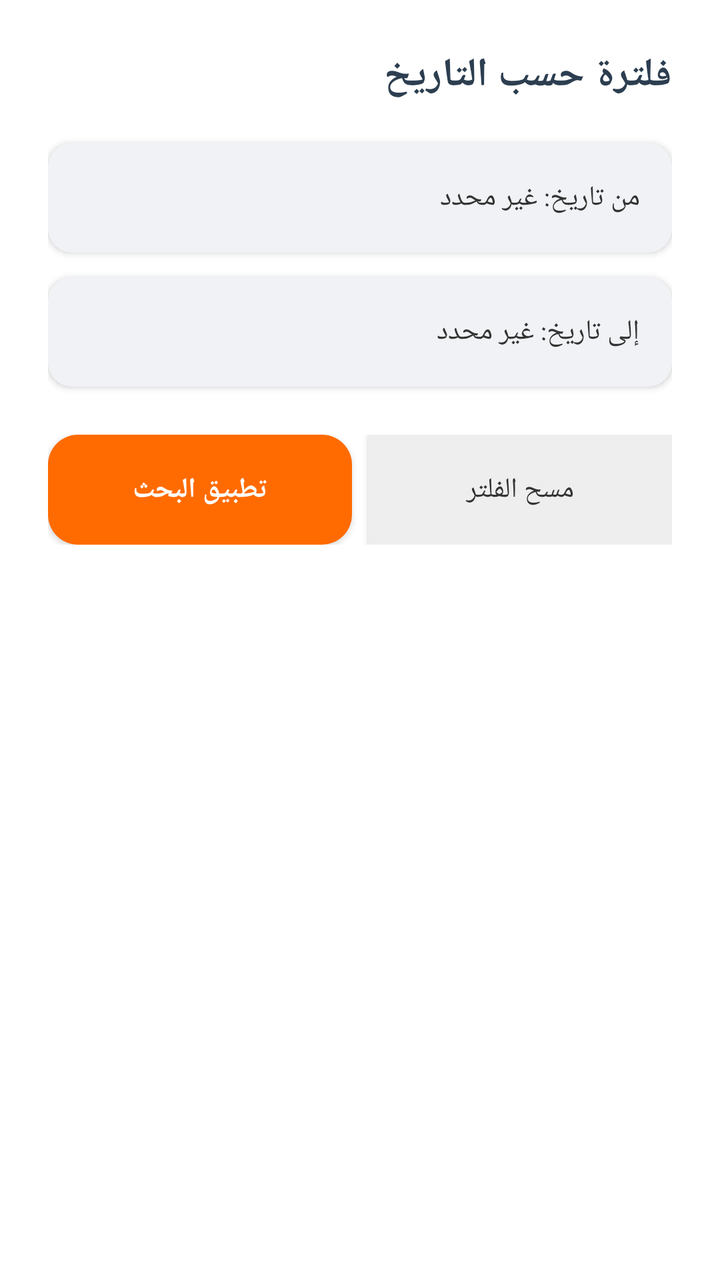
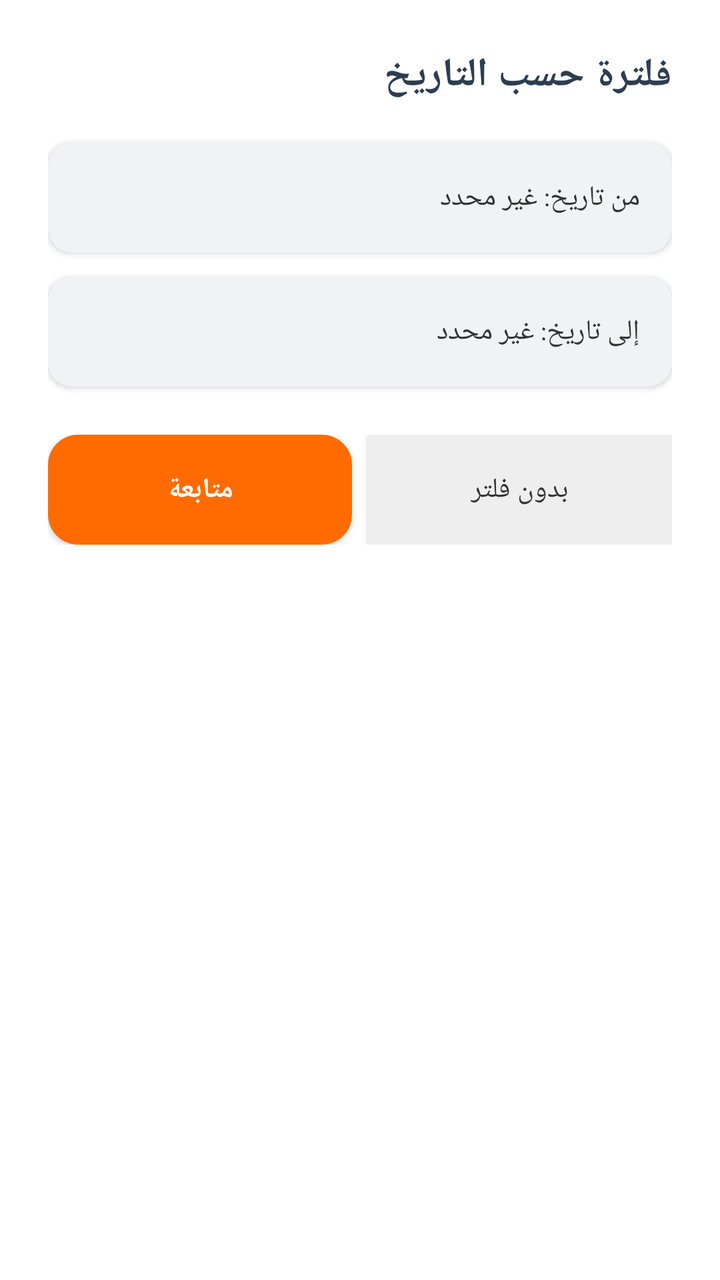

Two renders of the same Android screen: before a commit and after it. Below are the layout's source before the change and the commit's diff.
<!-- AndroidManifest.xml: application theme Theme.AppCompat.Light.NoActionBar -->
<!-- res/layout/dialog_date_filter.xml -->
<?xml version="1.0" encoding="utf-8"?>
<LinearLayout xmlns:android="http://schemas.android.com/apk/res/android"
    android:layout_width="match_parent" android:layout_height="wrap_content"
    android:orientation="vertical" android:layoutDirection="rtl" android:padding="24dp" android:background="#FFFFFF">
    
    <TextView android:layout_width="wrap_content" android:layout_height="wrap_content" android:text="فلترة حسب التاريخ" android:textSize="20sp" android:textStyle="bold" android:textColor="#2C3E50" android:layout_marginBottom="20dp"/>
    
    <androidx.appcompat.widget.AppCompatButton android:id="@+id/btn_pick_from" android:layout_width="match_parent" android:layout_height="55dp" android:text="من تاريخ: غير محدد" android:background="@drawable/bg_input_gray" android:layout_marginBottom="12dp" android:gravity="start|center_vertical" android:paddingStart="16dp" android:textColor="#333333"/>
    
    <androidx.appcompat.widget.AppCompatButton android:id="@+id/btn_pick_to" android:layout_width="match_parent" android:layout_height="55dp" android:text="إلى تاريخ: غير محدد" android:background="@drawable/bg_input_gray" android:layout_marginBottom="24dp" android:gravity="start|center_vertical" android:paddingStart="16dp" android:textColor="#333333"/>
    
    <LinearLayout android:layout_width="match_parent" android:layout_height="wrap_content" android:orientation="horizontal">
        <androidx.appcompat.widget.AppCompatButton android:id="@+id/btn_clear_dates" android:layout_width="0dp" android:layout_weight="1" android:layout_height="55dp" android:text="مسح الفلتر" android:background="#EEEEEE" android:textColor="#333333" android:layout_marginEnd="8dp"/>
        <androidx.appcompat.widget.AppCompatButton android:id="@+id/btn_apply_dates" android:layout_width="0dp" android:layout_weight="1" android:layout_height="55dp" android:text="تطبيق البحث" android:textStyle="bold" android:background="@drawable/bg_rounded_orange" android:textColor="#FFFFFF" />
    </LinearLayout>
</LinearLayout>
<!-- resources referenced by this layout -->
<resources>
  <!-- drawable bg_input_gray (drawable) -->
  ﻿<?xml version="1.0" encoding="utf-8"?>
  <shape xmlns:android="http://schemas.android.com/apk/res/android" android:shape="rectangle">
      <solid android:color="#F0F2F5" />
      <corners android:radius="12dp" />
  </shape>
  <!-- drawable bg_rounded_orange (drawable) -->
  <?xml version="1.0" encoding="utf-8"?>
  <shape xmlns:android="http://schemas.android.com/apk/res/android" android:shape="rectangle">
      <solid android:color="#FF6B00" />
      <corners android:radius="15dp" />
  </shape>
</resources>

<!-- the commit's change to res/layout/dialog_date_filter.xml (unified diff, before → after) -->
@@ -3,14 +3,14 @@
     android:layout_width="match_parent" android:layout_height="wrap_content"
     android:orientation="vertical" android:layoutDirection="rtl" android:padding="24dp" android:background="#FFFFFF">
     
-    <TextView android:layout_width="wrap_content" android:layout_height="wrap_content" android:text="فلترة حسب التاريخ" android:textSize="20sp" android:textStyle="bold" android:textColor="#2C3E50" android:layout_marginBottom="20dp"/>
+    <TextView android:id="@+id/tv_dialog_title" android:layout_width="wrap_content" android:layout_height="wrap_content" android:text="فلترة حسب التاريخ" android:textSize="20sp" android:textStyle="bold" android:textColor="#2C3E50" android:layout_marginBottom="20dp"/>
     
     <androidx.appcompat.widget.AppCompatButton android:id="@+id/btn_pick_from" android:layout_width="match_parent" android:layout_height="55dp" android:text="من تاريخ: غير محدد" android:background="@drawable/bg_input_gray" android:layout_marginBottom="12dp" android:gravity="start|center_vertical" android:paddingStart="16dp" android:textColor="#333333"/>
     
     <androidx.appcompat.widget.AppCompatButton android:id="@+id/btn_pick_to" android:layout_width="match_parent" android:layout_height="55dp" android:text="إلى تاريخ: غير محدد" android:background="@drawable/bg_input_gray" android:layout_marginBottom="24dp" android:gravity="start|center_vertical" android:paddingStart="16dp" android:textColor="#333333"/>
     
     <LinearLayout android:layout_width="match_parent" android:layout_height="wrap_content" android:orientation="horizontal">
-        <androidx.appcompat.widget.AppCompatButton android:id="@+id/btn_clear_dates" android:layout_width="0dp" android:layout_weight="1" android:layout_height="55dp" android:text="مسح الفلتر" android:background="#EEEEEE" android:textColor="#333333" android:layout_marginEnd="8dp"/>
-        <androidx.appcompat.widget.AppCompatButton android:id="@+id/btn_apply_dates" android:layout_width="0dp" android:layout_weight="1" android:layout_height="55dp" android:text="تطبيق البحث" android:textStyle="bold" android:background="@drawable/bg_rounded_orange" android:textColor="#FFFFFF" />
+        <androidx.appcompat.widget.AppCompatButton android:id="@+id/btn_clear_dates" android:layout_width="0dp" android:layout_weight="1" android:layout_height="55dp" android:text="بدون فلتر" android:background="#EEEEEE" android:textColor="#333333" android:layout_marginEnd="8dp"/>
+        <androidx.appcompat.widget.AppCompatButton android:id="@+id/btn_apply_dates" android:layout_width="0dp" android:layout_weight="1" android:layout_height="55dp" android:text="متابعة" android:textStyle="bold" android:background="@drawable/bg_rounded_orange" android:textColor="#FFFFFF" />
     </LinearLayout>
 </LinearLayout>
